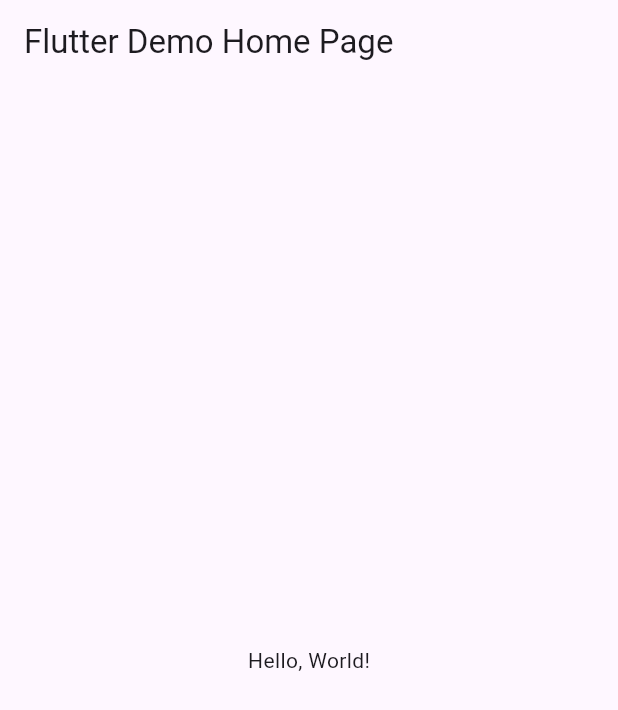
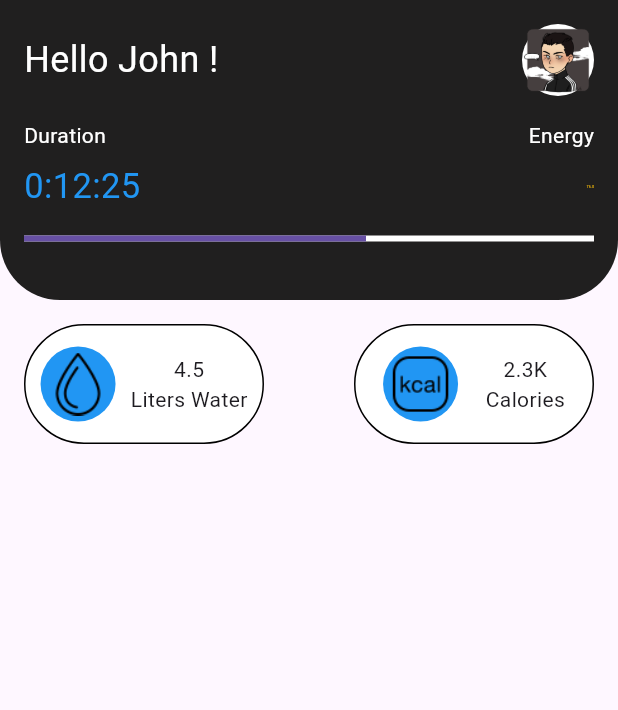
Before and after one commit to YorranPetrick/physical_activity, a Flutter app: the screen it shows after launch, on a phone screen of 412 x 824 dp. Shown: the top 710 px of the screen. Run offline on Flutter 3.47's test engine with Material 3 defaults, Android fonts, the light colour scheme and no system bars.

Commit message:
Creating page of app for physical activity

```diff
--- a/lib/main.dart
+++ b/lib/main.dart
@@ -1,42 +1,19 @@
 import 'package:flutter/material.dart';
+import 'pages/home_page.dart';
 
 void main() => runApp(MyApp());
 
 class MyApp extends StatelessWidget {
   const MyApp({super.key});
-  // This widget is the root of your application.
+
   @override
   Widget build(BuildContext context) {
     return MaterialApp(
-      // Application name
-      title: 'Flutter Hello World',
-      // Application theme data, you can set the colors for the application as
-      // you want
       theme: ThemeData(
         primarySwatch: Colors.blue,
       ),
-      // A widget which will be started on application startup
-      home: MyHomePage(title: 'Flutter Demo Home Page'),
+      debugShowCheckedModeBanner: false,
+      home: HomePage(),
     );
   }
 }
-
-class MyHomePage extends StatelessWidget {
-  final String title;
-  const MyHomePage({super.key, required this.title});
-
-  @override
-  Widget build(BuildContext context) {
-    return Scaffold(
-      appBar: AppBar(
-        // The title text which will be shown on the action bar
-        title: Text(title),
-      ),
-      body: Center(
-        child: Text(
-          'Hello, World!',
-        ),
-      ),
-    );
-  }
-}
--- /dev/null
+++ b/lib/pages/home_page.dart
@@ -0,0 +1,132 @@
+import 'package:flutter/material.dart';
+
+import '../reusable_widgets/card.dart';
+
+class HomePage extends StatelessWidget {
+  const HomePage({Key? key}) : super(key: key);
+
+  @override
+  Widget build(BuildContext context) {
+    return SafeArea(
+      child: Scaffold(
+        body: Column(
+          children: [
+            Container(
+              width: double.infinity,
+              height: 200,
+              decoration: const BoxDecoration(
+                color: Color(0xff201f1f),
+                borderRadius: BorderRadius.vertical(
+                  bottom: Radius.circular(
+                    40,
+                  ),
+                ),
+              ),
+              child: Column(
+                children: [
+                  Padding(
+                    padding: EdgeInsets.all(16.0),
+                    child: Row(
+                      mainAxisAlignment: MainAxisAlignment.spaceBetween,
+                      children: [
+                        Text(
+                          'Hello John !',
+                          style: TextStyle(color: Colors.white, fontSize: 24),
+                        ),
+                        CircleAvatar(
+                          child: Image.asset(
+                            'lib/assets/images/John.png',
+                            fit: BoxFit.cover,
+                          ),
+                          radius: 24,
+                          backgroundColor: Colors.white,
+                        ),
+                      ],
+                    ),
+                  ),
+                  const Padding(
+                    padding: EdgeInsets.only(left: 16.0, right: 16.0),
+                    child: Column(
+                      children: [
+                        Row(
+                          mainAxisAlignment: MainAxisAlignment.spaceBetween,
+                          children: [
+                            Text(
+                              'Duration',
+                              style: TextStyle(
+                                color: Colors.white,
+                                fontSize: 14,
+                              ),
+                            ),
+                            Text(
+                              'Energy',
+                              style: TextStyle(
+                                color: Colors.white,
+                                fontSize: 14,
+                              ),
+                            )
+                          ],
+                        ),
+                      ],
+                    ),
+                  ),
+                  const Padding(
+                    padding: EdgeInsets.only(left: 16.0, right: 16.0, top: 8),
+                    child: Column(
+                      children: [
+                        Row(
+                          mainAxisAlignment: MainAxisAlignment.spaceBetween,
+                          children: [
+                            Text(
+                              '0:12:25',
+                              style: TextStyle(
+                                color: Colors.blue,
+                                fontSize: 23,
+                              ),
+                            ),
+                            Text(
+                              '76.0',
+                              style: TextStyle(
+                                color: Colors.amber,
+                                fontSize: 2,
+                              ),
+                            )
+                          ],
+                        ),
+                      ],
+                    ),
+                  ),
+                  const Padding(
+                    padding: EdgeInsets.all(16.0),
+                    child: LinearProgressIndicator(
+                      value: 0.6,
+                      backgroundColor: Colors.white,
+                    ),
+                  ),
+                ],
+              ),
+            ),
+            const Padding(
+              padding: EdgeInsets.all(16.0),
+              child: Row(
+                mainAxisAlignment: MainAxisAlignment.spaceBetween,
+                children: [
+                  HydrationCalorieCard(
+                    textOfInformation: 'Liters Water',
+                    quantity: '4.5',
+                    imagePath: 'lib/assets/images/water-drop.png',
+                  ),
+                  HydrationCalorieCard(
+                    textOfInformation: 'Calories',
+                    quantity: '2.3K',
+                    imagePath: 'lib/assets/images/calories.png',
+                  ),
+                ],
+              ),
+            ),
+          ],
+        ),
+      ),
+    );
+  }
+}
--- /dev/null
+++ b/lib/reusable_widgets/card.dart
@@ -0,0 +1,48 @@
+import 'package:flutter/material.dart';
+
+class HydrationCalorieCard extends StatelessWidget {
+  final String textOfInformation;
+  final String quantity;
+  final String imagePath;
+  const HydrationCalorieCard(
+      {required this.textOfInformation,
+      required this.quantity,
+      required this.imagePath,
+      Key? key})
+      : super(key: key);
+
+  @override
+  Widget build(BuildContext context) {
+    return Container(
+      height: 80,
+      width: 160,
+      decoration: BoxDecoration(
+        borderRadius: BorderRadius.circular(40),
+        border: Border.all(width: 1),
+        color: Colors.white,
+      ),
+      child: Row(
+        mainAxisAlignment: MainAxisAlignment.spaceEvenly,
+        children: [
+          Container(
+            padding: EdgeInsets.all(4),
+            height: 50,
+            width: 50,
+            decoration: BoxDecoration(
+              color: Colors.blue,
+              borderRadius: BorderRadius.circular(100),
+            ),
+            child: Image.asset(imagePath, fit: BoxFit.cover),
+          ),
+          Column(
+            mainAxisAlignment: MainAxisAlignment.center,
+            children: [
+              Text(quantity),
+              Text(textOfInformation),
+            ],
+          )
+        ],
+      ),
+    );
+  }
+}
--- a/pubspec.yaml
+++ b/pubspec.yaml
@@ -10,6 +10,7 @@ dependencies:
   flutter:
     sdk: flutter
 
+
 dev_dependencies:
   flutter_test:
     sdk: flutter
@@ -17,8 +18,8 @@ dev_dependencies:
 
 flutter:
   uses-material-design: true
-  # assets:
-  #  - images/a_dot_burr.jpeg
+  assets:
+    - lib/assets/images/
   #  - images/a_dot_ham.jpeg
   # fonts:
   #   - family: Schyler
```
Also changed, not shown: lib/assets/images/John.png (added), lib/assets/images/calories.png (added), lib/assets/images/water-drop.png (added).
